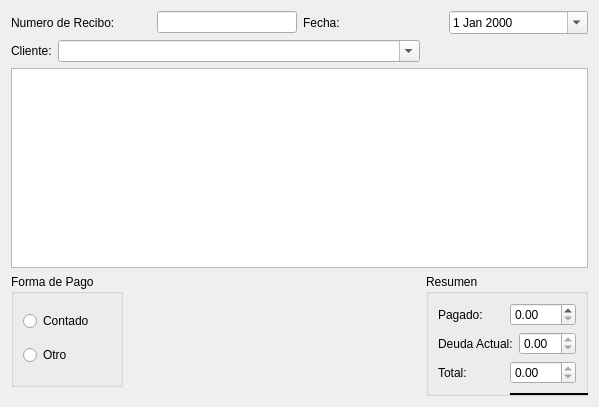
Before: the Qt Designer form trunk/plugins/pagos/FormReciboBase.ui in chungote/gestotux, drawn with Qt 5.
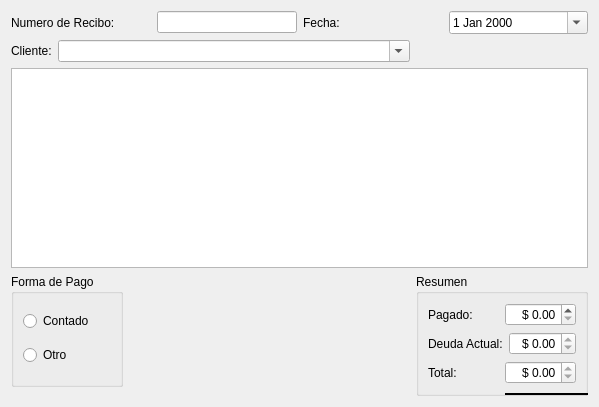
After: the same form once the commit is applied. Custom widgets are drawn as their Qt base class.

What changed in the file:
```diff
--- a/trunk/plugins/pagos/FormReciboBase.ui
+++ b/trunk/plugins/pagos/FormReciboBase.ui
@@ -139,7 +139,14 @@
          </widget>
         </item>
         <item>
-         <widget class="EDSBPrecio" name="dSBPagado"/>
+         <widget class="EDSBPrecio" name="dSBPagado">
+          <property name="alignment">
+           <set>Qt::AlignRight|Qt::AlignTrailing|Qt::AlignVCenter</set>
+          </property>
+          <property name="prefix">
+           <string>$ </string>
+          </property>
+         </widget>
         </item>
        </layout>
       </item>
@@ -154,9 +161,15 @@
         </item>
         <item>
          <widget class="EDSBPrecio" name="dSBDeuda">
+          <property name="alignment">
+           <set>Qt::AlignRight|Qt::AlignTrailing|Qt::AlignVCenter</set>
+          </property>
           <property name="readOnly">
            <bool>true</bool>
           </property>
+          <property name="prefix">
+           <string>$ </string>
+          </property>
          </widget>
         </item>
        </layout>
@@ -172,9 +185,15 @@
         </item>
         <item>
          <widget class="EDSBPrecio" name="dSBTotal">
+          <property name="alignment">
+           <set>Qt::AlignRight|Qt::AlignTrailing|Qt::AlignVCenter</set>
+          </property>
           <property name="readOnly">
            <bool>true</bool>
           </property>
+          <property name="prefix">
+           <string>$ </string>
+          </property>
          </widget>
         </item>
        </layout>
```
